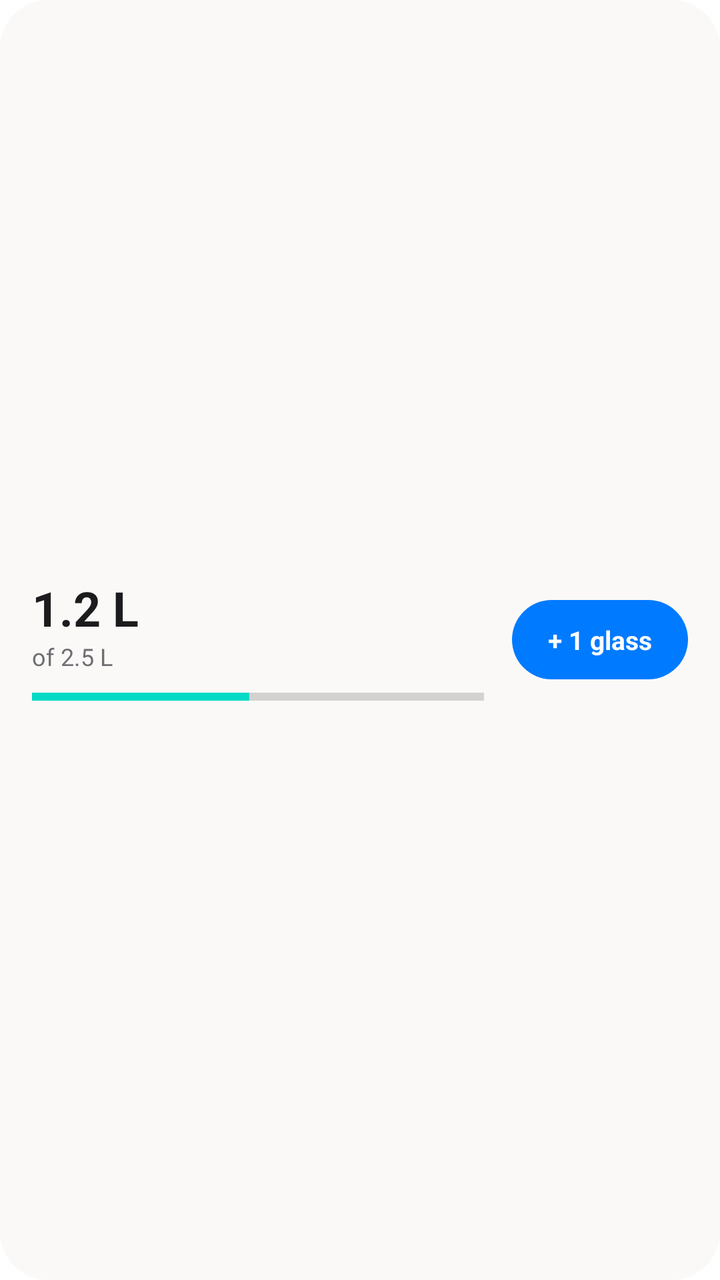
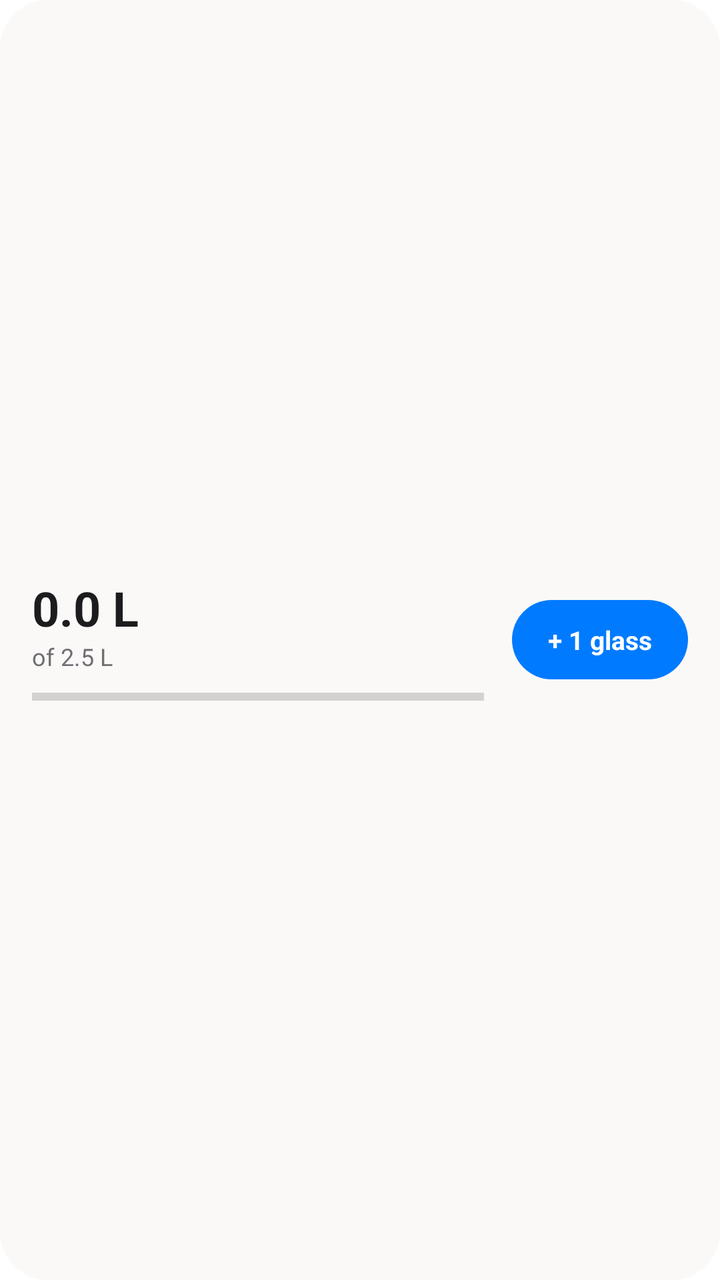

The first picture is an Android layout as it rendered before a commit; the second is the same layout after the commit. The layout source and the unified diff follow.
<!-- AndroidManifest.xml: fallback theme Theme.MaterialComponents.DayNight.NoActionBar -->
<!-- res/layout/water_widget_wide.xml -->
<?xml version="1.0" encoding="utf-8"?>
<LinearLayout xmlns:android="http://schemas.android.com/apk/res/android"
    android:id="@+id/water_root"
    android:layout_width="match_parent"
    android:layout_height="match_parent"
    android:orientation="horizontal"
    android:gravity="center_vertical"
    android:padding="16dp"
    android:background="@drawable/widget_bg">

    <LinearLayout
        android:layout_width="0dp"
        android:layout_height="wrap_content"
        android:layout_weight="1"
        android:orientation="vertical">

        <TextView
            android:id="@+id/water_amount"
            android:layout_width="wrap_content"
            android:layout_height="wrap_content"
            android:text="1.2 L"
            android:textColor="#1C1C1E"
            android:textSize="24sp"
            android:textStyle="bold" />

        <TextView
            android:id="@+id/water_goal"
            android:layout_width="wrap_content"
            android:layout_height="wrap_content"
            android:text="of 2.5 L"
            android:textColor="#6E6E73"
            android:textSize="12sp" />

        <ProgressBar
            android:id="@+id/water_bar"
            style="?android:attr/progressBarStyleHorizontal"
            android:layout_width="match_parent"
            android:layout_height="8dp"
            android:layout_marginTop="8dp"
            android:max="100"
            android:progress="48" />
    </LinearLayout>

    <TextView
        android:id="@+id/water_add"
        android:layout_width="wrap_content"
        android:layout_height="wrap_content"
        android:layout_marginStart="14dp"
        android:background="@drawable/water_add_bg"
        android:paddingStart="18dp"
        android:paddingEnd="18dp"
        android:paddingTop="11dp"
        android:paddingBottom="11dp"
        android:text="+ 1 glass"
        android:textColor="#FFFFFF"
        android:textSize="13sp"
        android:textStyle="bold" />

    <TextView
        android:id="@+id/water_done"
        android:layout_width="wrap_content"
        android:layout_height="wrap_content"
        android:layout_marginStart="14dp"
        android:text="Goal reached"
        android:textColor="#34C759"
        android:textSize="13sp"
        android:textStyle="bold"
        android:visibility="gone" />

</LinearLayout>
<!-- resources referenced by this layout -->
<resources>
  <!-- drawable water_add_bg (drawable) -->
  <?xml version="1.0" encoding="utf-8"?>
  <shape xmlns:android="http://schemas.android.com/apk/res/android"
      android:shape="rectangle">
      <solid android:color="#007AFF" />
      <corners android:radius="22dp" />
  </shape>
  <!-- drawable widget_bg (drawable) -->
  <?xml version="1.0" encoding="utf-8"?>
  <shape xmlns:android="http://schemas.android.com/apk/res/android"
      android:shape="rectangle">
      <solid android:color="#FFFAF9F7" />
      <corners android:radius="24dp" />
  </shape>
</resources>

<!-- the commit's change to res/layout/water_widget_wide.xml (unified diff, before → after) -->
@@ -18,8 +18,8 @@
             android:id="@+id/water_amount"
             android:layout_width="wrap_content"
             android:layout_height="wrap_content"
-            android:text="1.2 L"
-            android:textColor="#1C1C1E"
+            android:text="0.0 L"
+            android:textColor="@color/widget_text"
             android:textSize="24sp"
             android:textStyle="bold" />
 
@@ -28,7 +28,7 @@
             android:layout_width="wrap_content"
             android:layout_height="wrap_content"
             android:text="of 2.5 L"
-            android:textColor="#6E6E73"
+            android:textColor="@color/widget_muted"
             android:textSize="12sp" />
 
         <ProgressBar
@@ -38,7 +38,7 @@
             android:layout_height="8dp"
             android:layout_marginTop="8dp"
             android:max="100"
-            android:progress="48" />
+            android:progress="0" />
     </LinearLayout>
 
     <TextView
<!-- resource entries referenced after the edit -->
@@ -1,5 +1,7 @@
 <!-- resources referenced by this layout -->
 <resources>
+  <color name="widget_muted">#FF6E6E73</color>
+  <color name="widget_text">#FF1C1C1E</color>
   <!-- drawable water_add_bg (drawable) -->
   <?xml version="1.0" encoding="utf-8"?>
   <shape xmlns:android="http://schemas.android.com/apk/res/android"
